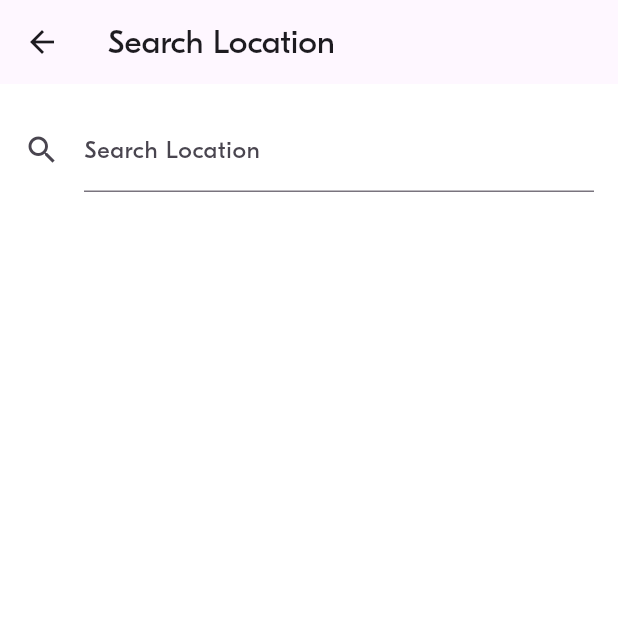
After one commit to pichnarin/BlaBlaCar-090130, a Flutter app: the LocationPicker screen opened directly, on a phone screen of 412 x 824 dp, the top half of it. The commit adds this screen. Run offline on Flutter 3.47's test engine with Material 3 defaults, Android fonts, the phone set to English and light mode, and no system bars; project files that could hold a hidden picture were left out.

Commit message:
BLA-005 – Implement the Location Picker

```diff
--- /dev/null
+++ b/lib/screens/ride_pref/widgets/location_picker.dart
@@ -0,0 +1,58 @@
+import 'package:flutter/material.dart';
+
+import '../../../dummy_data/dummy_data.dart';
+import '../../../model/ride/locations.dart';
+
+class LocationPicker extends StatefulWidget {
+  const LocationPicker({super.key});
+
+  @override
+  LocationPickerState createState() => LocationPickerState();
+}
+
+class LocationPickerState extends State<LocationPicker> {
+  final TextEditingController _searchController = TextEditingController();
+  List<Location> _searchResults = [];
+
+  void _searchLocations(String query) {
+    setState(() {
+      _searchResults = fakeLocations.where((location) => location.name.toLowerCase().contains(query.toLowerCase())).toList();
+    });
+  }
+
+  @override
+  Widget build(BuildContext context) {
+    return Scaffold(
+      appBar: AppBar(title: Text('Search Location')),
+      body: Padding(
+        padding: const EdgeInsets.all(16.0),
+        child: Column(
+          children: [
+            TextFormField(
+              controller: _searchController,
+              decoration: InputDecoration(
+                labelText: 'Search Location',
+                icon: Icon(Icons.search),
+              ),
+              onChanged: _searchLocations,
+            ),
+            Expanded(
+              child: ListView.builder(
+                itemCount: _searchResults.length,
+                itemBuilder: (context, index) {
+                  final location = _searchResults[index];
+                  return ListTile(
+                    title: Text(location.name),
+                    onTap: () {
+                      Navigator.pop(context, location); // Return the selected location
+                    },
+                  );
+                },
+              ),
+            ),
+          ],
+        ),
+      ),
+    );
+  }
+}
```
Also changed, not shown: lib/screens/ride_pref/widgets/ride_pref_form.dart (+58 -96 lines), lib/widgets/button/bla_button.dart (+65 -65 lines).
